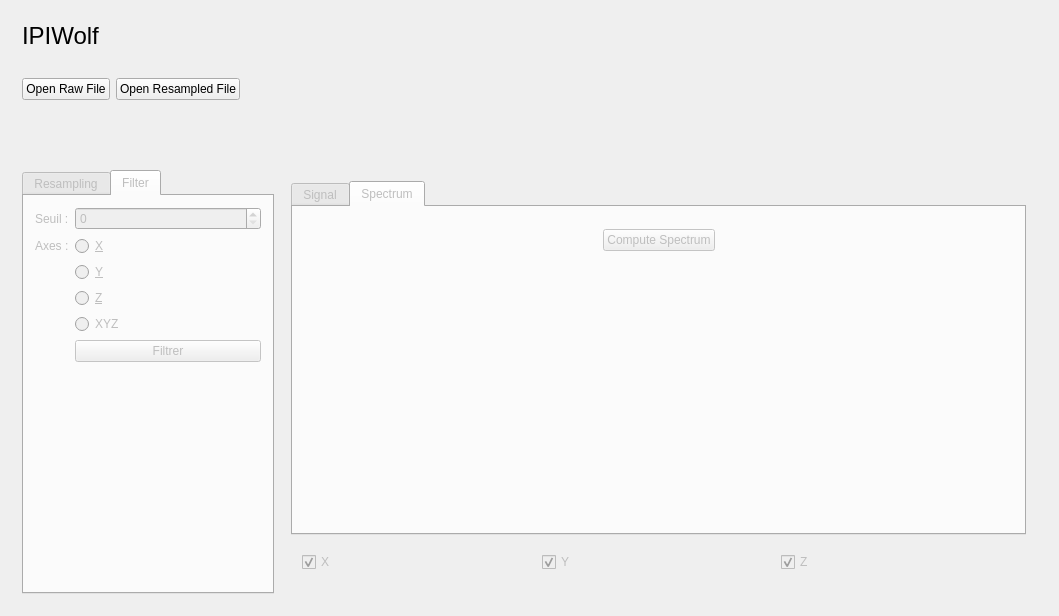
The window that ipiwolf/mainwindow.ui (vstebe/ipiwolf) describes before a commit, drawn with Qt 5.
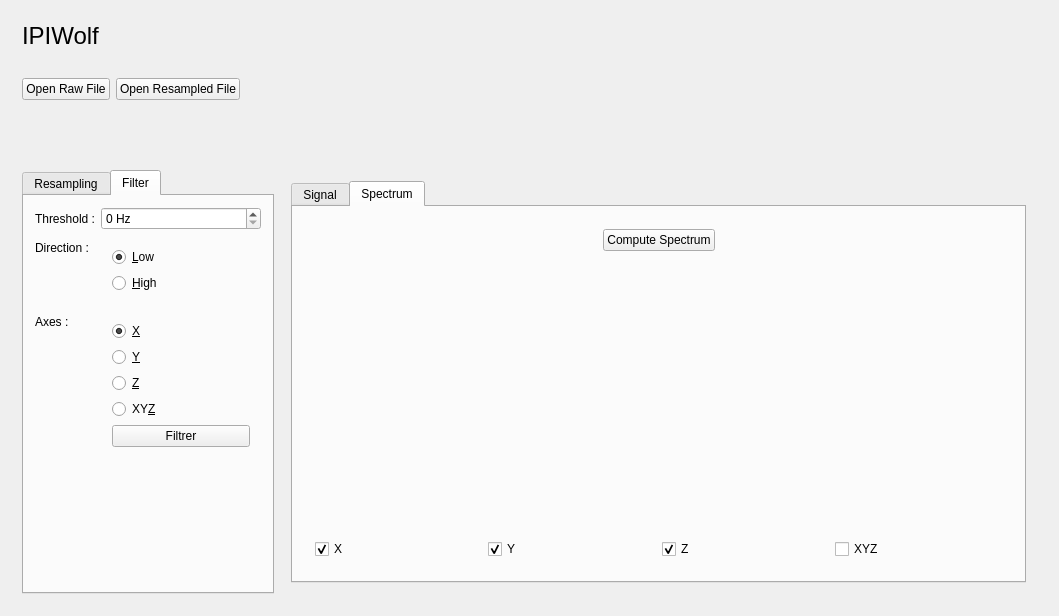
The same window after the commit. The open tabs and pages were chosen to show the change. Icons and pictures are not drawn. Custom widgets are drawn as their Qt base class.

Patch:
```diff
--- a/ipiwolf/mainwindow.ui
+++ b/ipiwolf/mainwindow.ui
@@ -87,7 +87,7 @@
     <item>
      <widget class="QWidget" name="mainForm" native="true">
       <property name="enabled">
-       <bool>false</bool>
+       <bool>true</bool>
       </property>
       <layout class="QHBoxLayout" name="horizontalLayout_2">
        <item>
@@ -99,7 +99,7 @@
           </sizepolicy>
          </property>
          <property name="currentIndex">
-          <number>0</number>
+          <number>1</number>
          </property>
          <widget class="QWidget" name="Resampling">
           <attribute name="title">
@@ -309,53 +309,92 @@
              <item row="0" column="0">
               <widget class="QLabel" name="label_5">
                <property name="text">
-                <string>Seuil :</string>
+                <string>Threshold :</string>
                </property>
               </widget>
              </item>
              <item row="0" column="1">
               <widget class="QSpinBox" name="txtThreshold">
+               <property name="suffix">
+                <string> Hz</string>
+               </property>
                <property name="maximum">
                 <number>10000</number>
                </property>
               </widget>
              </item>
              <item row="1" column="0">
+              <widget class="QLabel" name="label_7">
+               <property name="text">
+                <string>Direction :</string>
+               </property>
+              </widget>
+             </item>
+             <item row="1" column="1">
+              <widget class="QWidget" name="widget_11" native="true">
+               <layout class="QVBoxLayout" name="verticalLayout_7">
+                <item>
+                 <widget class="QRadioButton" name="radioLow">
+                  <property name="text">
+                   <string>&amp;Low</string>
+                  </property>
+                  <property name="checked">
+                   <bool>true</bool>
+                  </property>
+                 </widget>
+                </item>
+                <item>
+                 <widget class="QRadioButton" name="radioHigh">
+                  <property name="text">
+                   <string>&amp;High</string>
+                  </property>
+                 </widget>
+                </item>
+               </layout>
+              </widget>
+             </item>
+             <item row="2" column="0">
               <widget class="QLabel" name="label_6">
                <property name="text">
                 <string>Axes :</string>
                </property>
               </widget>
              </item>
-             <item row="1" column="1">
+             <item row="2" column="1">
+              <widget class="QWidget" name="widget_12" native="true">
+               <layout class="QVBoxLayout" name="verticalLayout_8">
+                <item>
               <widget class="QRadioButton" name="radioX">
                <property name="text">
                 <string>&amp;X</string>
                </property>
-              </widget>
-             </item>
-             <item row="2" column="1">
+                  <property name="checked">
+                   <bool>true</bool>
+                  </property>
+                 </widget>
+                </item>
+                <item>
               <widget class="QRadioButton" name="radioY">
                <property name="text">
                 <string>&amp;Y</string>
                </property>
               </widget>
              </item>
-             <item row="3" column="1">
+                <item>
               <widget class="QRadioButton" name="radioZ">
                <property name="text">
                 <string>&amp;Z</string>
                </property>
               </widget>
              </item>
-             <item row="4" column="1">
+                <item>
               <widget class="QRadioButton" name="radioXYZ">
                <property name="text">
-                <string>XYZ</string>
+                   <string>XY&amp;Z</string>
                </property>
               </widget>
              </item>
-             <item row="5" column="1">
+                <item>
               <widget class="QPushButton" name="btnFilter">
                <property name="text">
                 <string>Filtrer</string>
@@ -363,6 +402,12 @@
               </widget>
              </item>
             </layout>
+              </widget>
+             </item>
+             <item row="3" column="1">
+              <widget class="QWidget" name="widget_13" native="true"/>
+             </item>
+            </layout>
            </item>
           </layout>
          </widget>
@@ -391,6 +436,49 @@
                 </property>
                </widget>
               </item>
+              <item>
+               <widget class="QWidget" name="widget_5" native="true">
+                <layout class="QHBoxLayout" name="horizontalLayout_3">
+                 <item>
+                  <widget class="QCheckBox" name="radioGraphX">
+                   <property name="text">
+                    <string>X</string>
+                   </property>
+                   <property name="checked">
+                    <bool>true</bool>
+                   </property>
+                  </widget>
+                 </item>
+                 <item>
+                  <widget class="QCheckBox" name="radioGraphY">
+                   <property name="text">
+                    <string>Y</string>
+                   </property>
+                   <property name="checked">
+                    <bool>true</bool>
+                   </property>
+                  </widget>
+                 </item>
+                 <item>
+                  <widget class="QCheckBox" name="radioGraphZ">
+                   <property name="text">
+                    <string>Z</string>
+                   </property>
+                   <property name="checked">
+                    <bool>true</bool>
+                   </property>
+                  </widget>
+                 </item>
+                 <item>
+                  <widget class="QCheckBox" name="radioGraphXYZ">
+                   <property name="text">
+                    <string>XYZ</string>
+                   </property>
+                  </widget>
+                 </item>
+                </layout>
+               </widget>
+              </item>
              </layout>
             </widget>
             <widget class="QWidget" name="tab_3">
@@ -439,6 +527,9 @@
               </item>
               <item>
                <widget class="SpectrumGraph" name="_spectrumGraph" native="true">
+                <property name="enabled">
+                 <bool>true</bool>
+                </property>
                 <property name="sizePolicy">
                  <sizepolicy hsizetype="Expanding" vsizetype="Expanding">
                   <horstretch>0</horstretch>
@@ -447,15 +538,11 @@
                 </property>
                </widget>
               </item>
-             </layout>
-            </widget>
-           </widget>
-          </item>
           <item>
-           <widget class="QWidget" name="widget_5" native="true">
-            <layout class="QHBoxLayout" name="horizontalLayout_3">
+               <widget class="QWidget" name="widget_10" native="true">
+                <layout class="QHBoxLayout" name="horizontalLayout_9">
              <item>
-              <widget class="QCheckBox" name="radioGraphX">
+                  <widget class="QCheckBox" name="radioSpectrumGraphX">
                <property name="text">
                 <string>X</string>
                </property>
@@ -465,7 +552,7 @@
               </widget>
              </item>
              <item>
-              <widget class="QCheckBox" name="radioGraphY">
+                  <widget class="QCheckBox" name="radioSpectrumGraphY">
                <property name="text">
                 <string>Y</string>
                </property>
@@ -475,16 +562,30 @@
               </widget>
              </item>
              <item>
-              <widget class="QCheckBox" name="radioGraphZ">
+                  <widget class="QCheckBox" name="radioSpectrumGraphZ">
                <property name="text">
                 <string>Z</string>
                </property>
                <property name="checked">
                 <bool>true</bool>
                </property>
-              </widget>
-             </item>
-            </layout>
+                   <property name="tristate">
+                    <bool>false</bool>
+                   </property>
+                  </widget>
+                 </item>
+                 <item>
+                  <widget class="QCheckBox" name="radioSpectrumGraphXYZ">
+                   <property name="text">
+                    <string>XYZ</string>
+                   </property>
+                  </widget>
+                 </item>
+                </layout>
+               </widget>
+              </item>
+             </layout>
+            </widget>
            </widget>
           </item>
          </layout>
```
Lines whose indentation alone changed are shown as unchanged.
